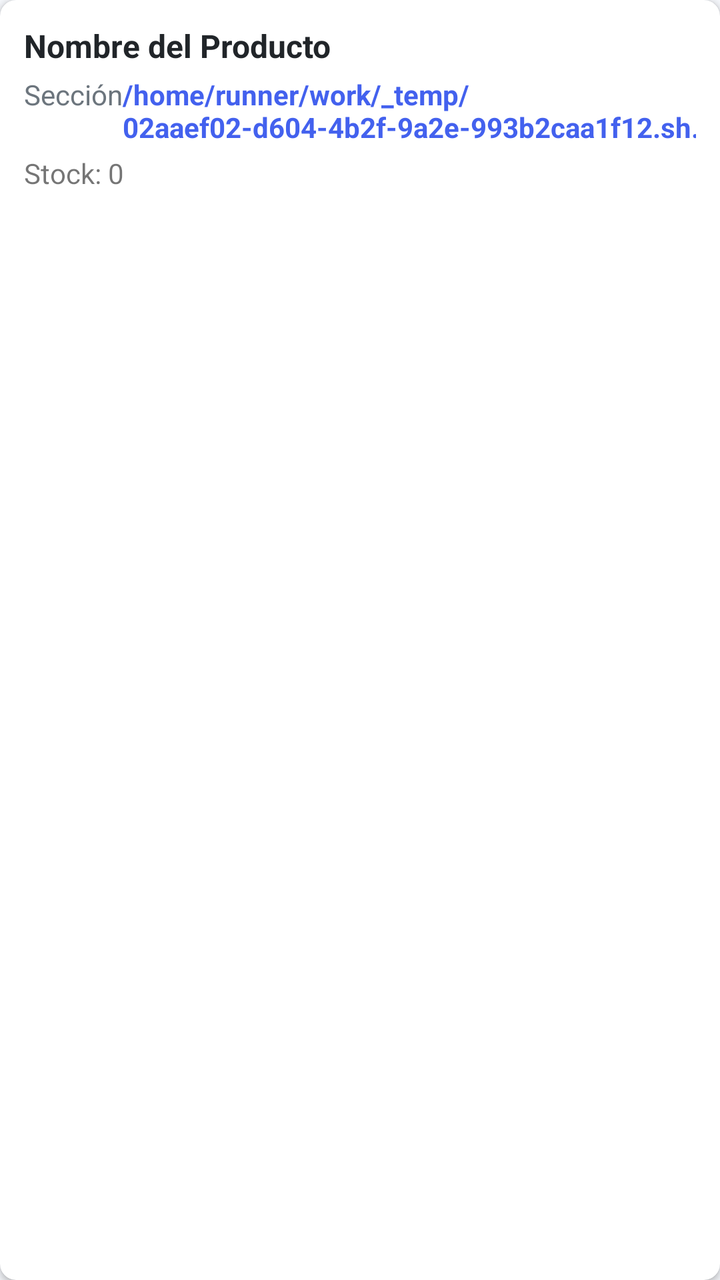
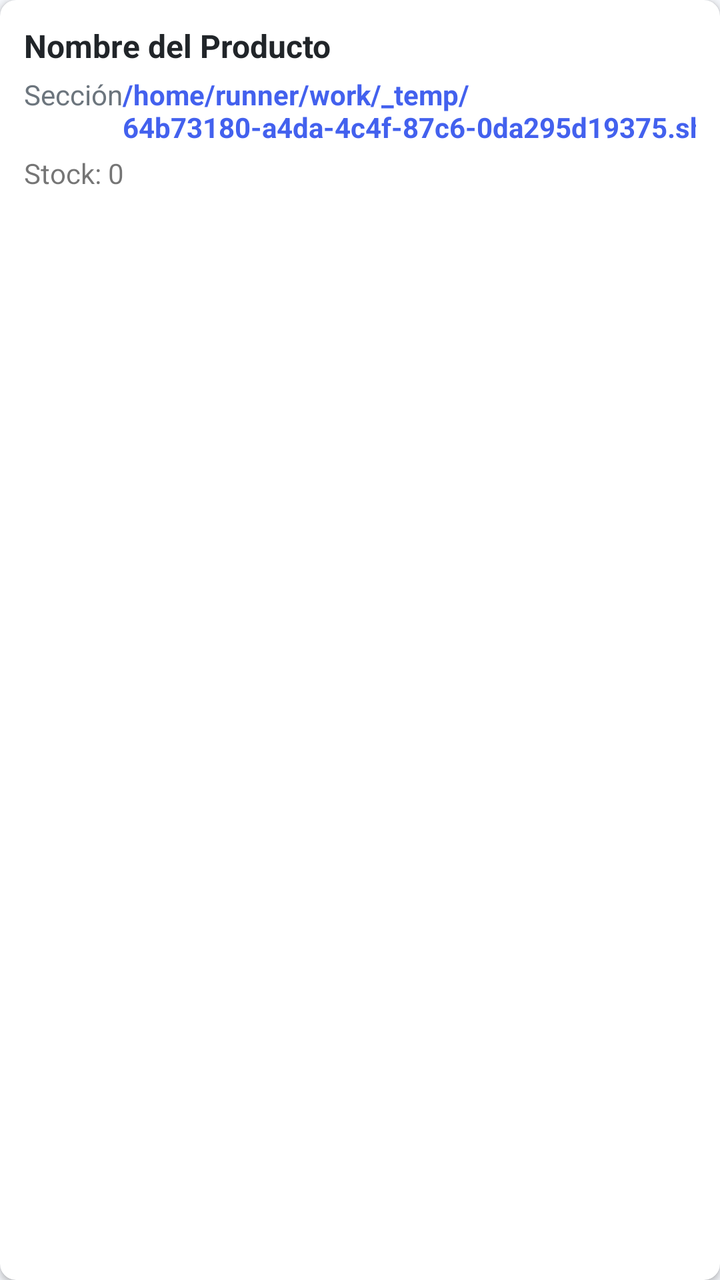

Screens rendered from an Android XML layout before and after an edit, with the pre-edit source and the edit as a unified diff.
<!-- AndroidManifest.xml: application theme Theme.OmniVentas -->
<!-- res/layout/item_producto.xml -->
<?xml version="1.0" encoding="utf-8"?>
<androidx.cardview.widget.CardView xmlns:android="http://schemas.android.com/apk/res/android"
    xmlns:app="http://schemas.android.com/apk/res-auto"
    android:layout_width="match_parent"
    android:layout_height="wrap_content"
    android:layout_marginBottom="8dp"
    app:cardCornerRadius="8dp"
    app:cardElevation="2dp">
    <LinearLayout
        android:layout_width="match_parent"
        android:layout_height="wrap_content"
        android:orientation="vertical"
        android:padding="12dp">
        <TextView
            android:id="@+id/tv_nombre"
            android:layout_width="match_parent"
            android:layout_height="wrap_content"
            android:text="Nombre del Producto"
            android:textSize="16sp"
            android:textStyle="bold"
            android:textColor="@color/dark" />
        <LinearLayout
            android:layout_width="match_parent"
            android:layout_height="wrap_content"
            android:orientation="horizontal"
            android:layout_marginTop="4dp">
            <TextView
                android:id="@+id/tv_seccion"
                android:layout_width="0dp"
                android:layout_height="wrap_content"
                android:layout_weight="1"
                android:text="Sección"
                android:textSize="14sp"
                android:textColor="@color/gray" />
            <TextView
                android:id="@+id/tv_precio"
                android:layout_width="wrap_content"
                android:layout_height="wrap_content"
                android:text="/home/runner/work/_temp/02aaef02-d604-4b2f-9a2e-993b2caa1f12.sh.00"
                android:textSize="14sp"
                android:textColor="@color/primary"
                android:textStyle="bold" />
        </LinearLayout>
        <TextView
            android:id="@+id/tv_stock"
            android:layout_width="wrap_content"
            android:layout_height="wrap_content"
            android:text="Stock: 0"
            android:textSize="14sp"
            android:layout_marginTop="4dp" />
    </LinearLayout>
</androidx.cardview.widget.CardView>
<!-- resources referenced by this layout -->
<resources>
  <color name="dark">#212529</color>
  <color name="gray">#6C757D</color>
  <color name="primary">#4361EE</color>
  <style name="Theme.OmniVentas" parent="Theme.MaterialComponents.DayNight.NoActionBar">
          <item name="colorPrimary">@color/primary</item>
          <item name="colorPrimaryVariant">@color/primary_dark</item>
          <item name="colorOnPrimary">@color/white</item>
          <item name="colorSecondary">@color/secondary</item>
          <item name="colorOnSecondary">@color/white</item>
          <item name="android:statusBarColor">@color/primary</item>
          <item name="android:windowBackground">@color/light_gray</item>
      </style>
  <color name="primary_dark">#3A56D4</color>
  <color name="white">#FFFFFF</color>
  <color name="secondary">#3F37C9</color>
  <color name="light_gray">#F5F7FB</color>
</resources>

<!-- the commit's change to res/layout/item_producto.xml (unified diff, before → after) -->
@@ -36,7 +36,7 @@
                 android:id="@+id/tv_precio"
                 android:layout_width="wrap_content"
                 android:layout_height="wrap_content"
-                android:text="/home/runner/work/_temp/02aaef02-d604-4b2f-9a2e-993b2caa1f12.sh.00"
+                android:text="/home/runner/work/_temp/64b73180-a4da-4c4f-87c6-0da295d19375.sh.00"
                 android:textSize="14sp"
                 android:textColor="@color/primary"
                 android:textStyle="bold" />
